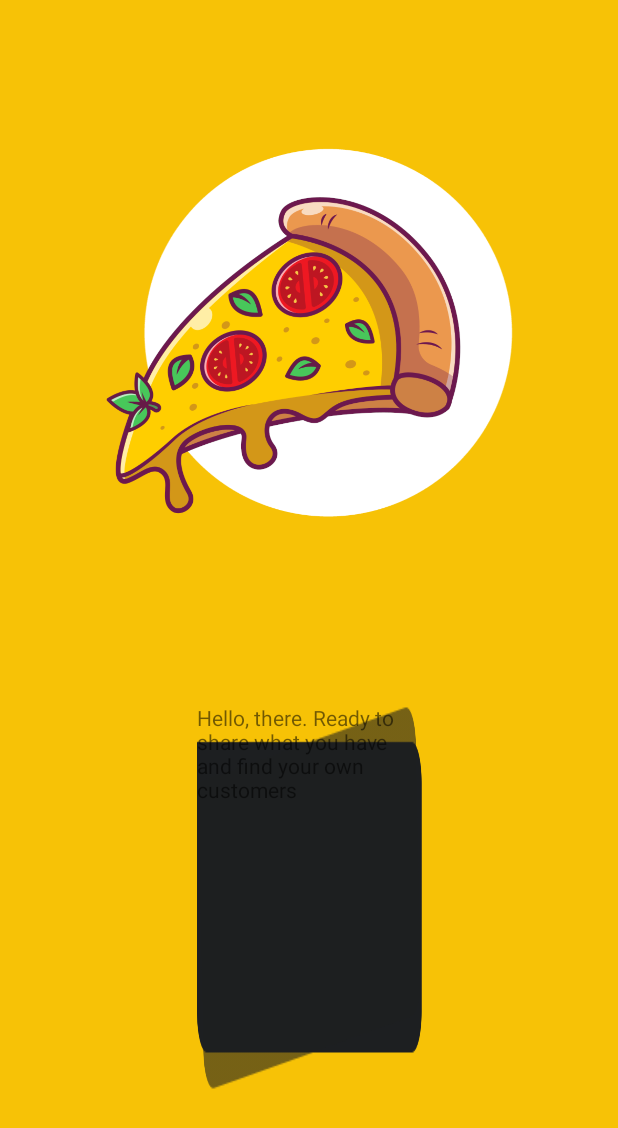
After one commit to archroid/FoodlyRestaurant, an Android app: the layout activity_first2.xml on its own in the app's theme, with its tools: preview values and no code run, on a phone screen of 412 x 824 dp. The commit adds this screen. Shown: the top 1128 px of the screen. Run offline under Robolectric (Android 15) with nearby library versions, the phone set to English and light mode, and no system bars.

Commit message:
Working on ui

```diff
--- a/app/src/main/AndroidManifest.xml
+++ b/app/src/main/AndroidManifest.xml
@@ -15,7 +15,8 @@
         android:supportsRtl="true"
         android:theme="@style/Theme.FoodlyRestaurant"
         tools:targetApi="n">
-        <activity android:name=".ui.Activity.NetErrorActivtiy"></activity>
+        <activity android:name=".ui.Activity.SubmitFoodActivity"></activity>
+        <activity android:name=".ui.Activity.NetErrorActivity" />
         <activity android:name=".ui.Activity.MainActivity" />
         <activity android:name=".ui.Activity.SplashActivity">
             <intent-filter>
--- a/app/src/main/java/ir/archroid/foodlyrestaurant/ui/Activity/SplashActivity.java
+++ b/app/src/main/java/ir/archroid/foodlyrestaurant/ui/Activity/SplashActivity.java
@@ -41,14 +41,14 @@ public class SplashActivity extends AppCompatActivity {
                     }
                     finish();
                 } else {
-                    startActivity(new Intent(SplashActivity.this, NetErrorActivtiy.class));
+                    startActivity(new Intent(SplashActivity.this, NetErrorActivity.class));
                     finish();
                 }
             }
 
             @Override
             public void onFailure(String cause) {
-                startActivity(new Intent(SplashActivity.this, NetErrorActivtiy.class));
+                startActivity(new Intent(SplashActivity.this, NetErrorActivity.class));
                 finish();
             }
         };
--- /dev/null
+++ b/app/src/main/res/layout/activity_first2.xml
@@ -0,0 +1,37 @@
+<?xml version="1.0" encoding="utf-8"?>
+<androidx.constraintlayout.widget.ConstraintLayout xmlns:android="http://schemas.android.com/apk/res/android"
+    xmlns:app="http://schemas.android.com/apk/res-auto"
+    xmlns:tools="http://schemas.android.com/tools"
+    android:layout_width="match_parent"
+    android:layout_height="match_parent"
+    android:background="#f7c206"
+    android:fillViewport="true"
+    >
+
+    <ImageView
+        android:id="@+id/imageView2"
+        android:layout_width="350dp"
+        android:layout_height="350dp"
+        android:src="@drawable/logo"
+        app:layout_constraintBottom_toBottomOf="parent"
+        app:layout_constraintEnd_toEndOf="parent"
+        app:layout_constraintHorizontal_bias="0.195"
+        app:layout_constraintStart_toStartOf="parent"
+        app:layout_constraintTop_toTopOf="parent"
+        app:layout_constraintVertical_bias="0.143" />
+
+    <TextView
+        android:id="@+id/textView"
+        android:layout_width="150dp"
+        android:layout_height="wrap_content"
+        android:text="Hello, there. Ready to share what you have and find your own customers"
+        app:layout_constraintBottom_toBottomOf="parent"
+        app:layout_constraintEnd_toEndOf="parent"
+        app:layout_constraintHorizontal_bias="0.501"
+        app:layout_constraintStart_toStartOf="parent"
+        app:layout_constraintTop_toBottomOf="@+id/imageView2"
+        app:layout_constraintVertical_bias="0.349"
+        android:background="@drawable/background_welcome"
+        />
+
+</androidx.constraintlayout.widget.ConstraintLayout>
--- a/app/src/main/res/layout/activity_net_error_activtiy.xml
+++ b/app/src/main/res/layout/activity_net_error.xml
@@ -5,7 +5,7 @@
     android:layout_width="match_parent"
     android:layout_height="match_parent"
     android:background="@color/background"
-    tools:context=".ui.Activity.NetErrorActivtiy">
+    tools:context=".ui.Activity.NetErrorActivity">
 
     <RelativeLayout
         android:layout_width="match_parent"
--- a/app/src/main/res/values-night/themes.xml
+++ b/app/src/main/res/values-night/themes.xml
@@ -1,6 +1,7 @@
 <resources xmlns:tools="http://schemas.android.com/tools">
     <!-- Base application theme. -->
     <style name="Theme.FoodlyRestaurant" parent="Theme.MaterialComponents.DayNight.NoActionBar">
+
         <!-- Primary brand color. -->
         <item name="colorPrimary">@color/currentLine</item>
         <item name="colorPrimaryVariant">@color/currentLine</item>
@@ -11,6 +12,8 @@
         <item name="colorOnSecondary">@color/foreground</item>
         <!-- Status bar color. -->
         <item name="android:statusBarColor" tools:targetApi="l">?attr/colorPrimaryVariant</item>
-        <!-- Customize your theme here. -->
+        <!-- Nav bar color. -->
+        <item name="android:navigationBarColor">@color/currentLine</item>
+
     </style>
 </resources>
--- a/app/src/main/res/values/strings.xml
+++ b/app/src/main/res/values/strings.xml
@@ -13,6 +13,7 @@
 
     <string name="login_desc">Welcome to Foodly community</string>
 
+    <string name="add_new_food">Add new food</string>
     <string name="username">Username</string>
     <string name="confirm">Confirm</string>
 </resources>
```
Also changed, not shown: app/src/main/java/ir/archroid/foodlyrestaurant/ui/Activity/MainActivity.java (+11 -0 lines), app/src/main/java/ir/archroid/foodlyrestaurant/ui/Activity/NetErrorActivity.java (renamed from app/src/main/java/ir/archroid/foodlyrestaurant/ui/Activity/NetErrorActivtiy.java, +7 -7 lines), app/src/main/java/ir/archroid/foodlyrestaurant/ui/Activity/SubmitFoodActivity.java (added, +16 -0 lines), app/src/main/res/drawable/backgroun_toolbar.xml (added, +14 -0 lines), app/src/main/res/drawable/background_logo.xml (added, +11 -0 lines), app/src/main/res/drawable/ic_add.xml (added, +9 -0 lines), app/src/main/res/layout/activity_main.xml (+16 -3 lines), app/src/main/res/layout/activity_submit.xml (added, +39 -0 lines), app/src/main/res/drawable/background_welcome.png (added), app/src/main/res/drawable/logo.png (added).
